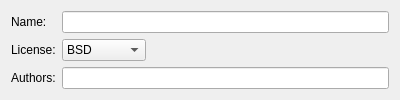
Above: kate/plugins/snippets_tng/editor/newsnippetfileview.ui from KDE/kate before the change. Below: the same form after it.
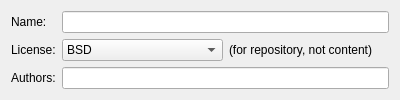
That is the form after the change. Custom widgets are drawn as their Qt base class.

Commit message: *) clarify that the license is for the repository file (the compilation) and not for the snippets itself *) longer tooltip for add button

The edit to the form file:
```diff
--- a/kate/plugins/snippets_tng/editor/newsnippetfileview.ui
+++ b/kate/plugins/snippets_tng/editor/newsnippetfileview.ui
@@ -10,10 +10,7 @@
     <height>98</height>
    </rect>
   </property>
-  <layout class="QFormLayout" name="formLayout">
-   <property name="fieldGrowthPolicy">
-    <enum>QFormLayout::ExpandingFieldsGrow</enum>
-   </property>
+  <layout class="QGridLayout" name="gridLayout">
    <item row="0" column="0">
     <widget class="QLabel" name="label">
      <property name="text">
@@ -32,6 +29,8 @@
     </widget>
    </item>
    <item row="1" column="1">
+    <layout class="QHBoxLayout" name="horizontalLayout">
+     <item>
     <widget class="KComboBox" name="snippetCollectionLicense">
      <property name="currentIndex">
       <number>1</number>
@@ -57,6 +56,15 @@
       </property>
      </item>
     </widget>
+     </item>
+     <item>
+      <widget class="QLabel" name="label_4">
+       <property name="text">
+        <string>(for repository, not content)</string>
+       </property>
+      </widget>
+     </item>
+    </layout>
    </item>
    <item row="2" column="0">
     <widget class="QLabel" name="label_3">
```
Lines whose indentation alone changed are shown as unchanged. The commit also changes 2 other files.
